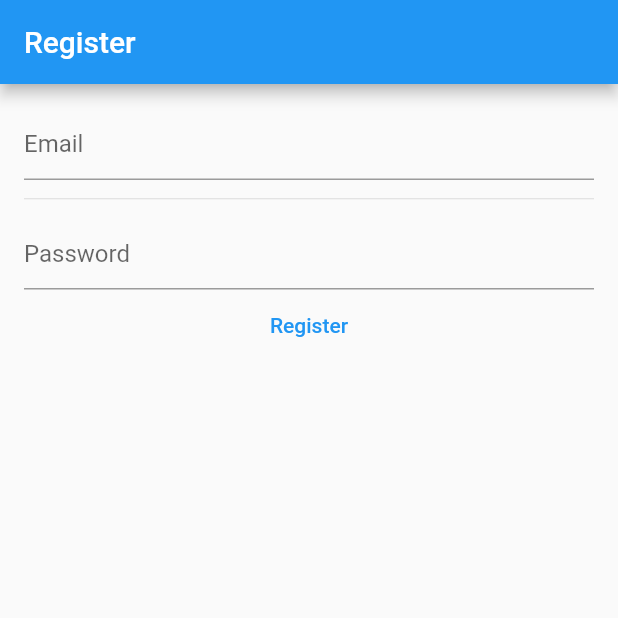
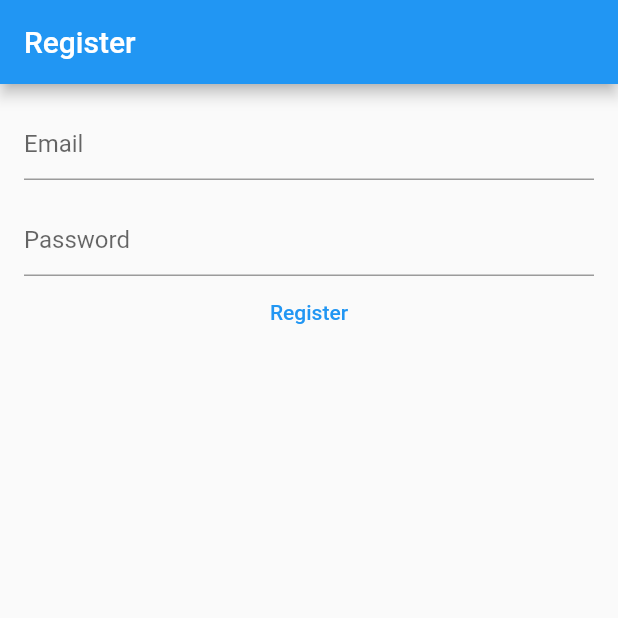
Before and after one commit to JordiiVidal/baketimer, a Flutter app: the screen it shows after launch, after a tap on "Register", on a phone screen of 412 x 824 dp, the top half of it. Run offline on Flutter 3.47's test engine with Material 2 defaults, Android fonts, the phone set to English and light mode, and no system bars; our stand-ins replace firebase_auth, firebase_core; accounts and stored records are empty; network calls fail.

Commit message:
fix register init firebase

```diff
--- a/lib/main.dart
+++ b/lib/main.dart
@@ -3,6 +3,7 @@ import 'package:baketimer/views/home_view.dart';
 import 'package:baketimer/views/register_view.dart';
 
 main() {
+  WidgetsFlutterBinding.ensureInitialized();
   runApp(
     MaterialApp(
       title: 'Backtimer',
--- a/lib/views/register_view.dart
+++ b/lib/views/register_view.dart
@@ -35,7 +35,14 @@ class _RegisterViewState extends State<RegisterView> {
       appBar: AppBar(
         title: const Text('Register'),
       ),
-      body: Padding(
+      body: FutureBuilder(
+        future: Firebase.initializeApp(
+          options: DefaultFirebaseOptions.currentPlatform,
+        ),
+        builder: (context, snapshot) {
+          switch (snapshot.connectionState) {
+            case ConnectionState.done:
+              return Padding(
                 padding: const EdgeInsets.all(16.0),
                 child: Column(
                   children: [
@@ -48,7 +55,9 @@ class _RegisterViewState extends State<RegisterView> {
                         hintText: 'Email',
                       ),
                     ),
-            const Divider(height: 25),
+                    const SizedBox(
+                      height: 16,
+                    ),
                     TextField(
                       controller: _password,
                       keyboardType: TextInputType.text,
@@ -61,20 +70,21 @@ class _RegisterViewState extends State<RegisterView> {
                       onPressed: () async {
                         final email = _email.text;
                         final password = _password.text;
-await Firebase.initializeApp(
-    options: DefaultFirebaseOptions.currentPlatform,
-  );
-                final userCredential =
-                    await FirebaseAuth.instance.createUserWithEmailAndPassword(
+                        await FirebaseAuth.instance
+                            .createUserWithEmailAndPassword(
                           email: email,
                           password: password,
                         );
-                print(userCredential);
                       },
                       child: const Text('Register'),
                     ),
                   ],
                 ),
+              );
+            default:
+              return const Text('Loading ..');
+          }
+        },
       ),
     );
   }
```
Lines whose indentation alone changed are shown as unchanged.
